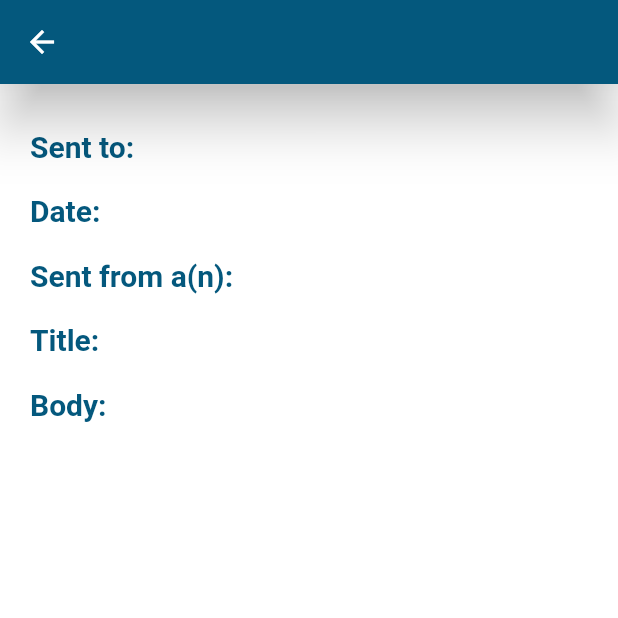
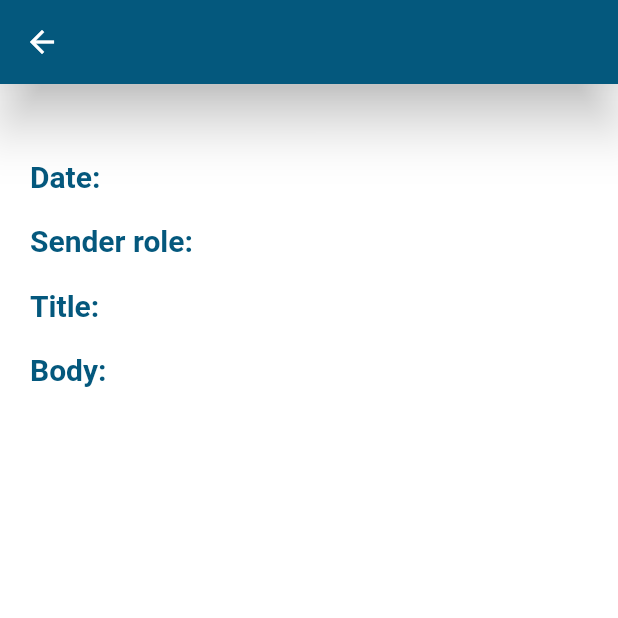
Before and after one commit to nadahanii/Int-Hire_GP, a Flutter app: the NotificationDetailedScreen screen opened directly with empty values, on a phone screen of 412 x 824 dp, the top half of it. Run offline on Flutter 3.47's test engine with Material 2 defaults, Android fonts, the phone set to English and light mode, and no system bars; our stand-ins replace flutter_settings_screens, fluttertoast, font_awesome_flutter, google_fonts, shared_preferences; accounts and stored records are empty.

Commit message:
notification labels updated

```diff
--- a/lib/screens/notification_detailed_screen.dart
+++ b/lib/screens/notification_detailed_screen.dart
@@ -1,5 +1,7 @@
 import 'package:flutter/material.dart';
+import 'package:provider/provider.dart';
 import '../models/notification.dart' as n;
+import '../providers/auth.dart';
 import 'navbar_screen.dart';
 
 class NotificationDetailedScreen extends StatelessWidget {
@@ -20,8 +22,9 @@ class NotificationDetailedScreen extends StatelessWidget {
             Navigator.push(
                 context,
                 MaterialPageRoute(
-                    builder: (context) =>
-                        NavbarScreen(selected: 1,)));
+                    builder: (context) => NavbarScreen(
+                          selected: 1,
+                        )));
           },
         ),
         title: Text(
@@ -33,10 +36,11 @@ class NotificationDetailedScreen extends StatelessWidget {
         padding: EdgeInsets.only(left: 20, right: 20, top: 30, bottom: 10),
         child: Column(
           children: [
+            if (Provider.of<Auth>(context).userType == "Admin")
               Row(
                 children: [
                   Text(
-                  'Sent to:  ',
+                    'Sent from:  ',
                     style: Theme.of(context).textTheme.headline3,
                   ),
                   Text(
@@ -66,7 +70,7 @@ class NotificationDetailedScreen extends StatelessWidget {
             Row(
               children: [
                 Text(
-                  'Sent from a(n):  ',
+                  'Sender role:  ',
                   style: Theme.of(context).textTheme.headline3,
                 ),
                 Text(
```
Lines whose indentation alone changed are shown as unchanged.
